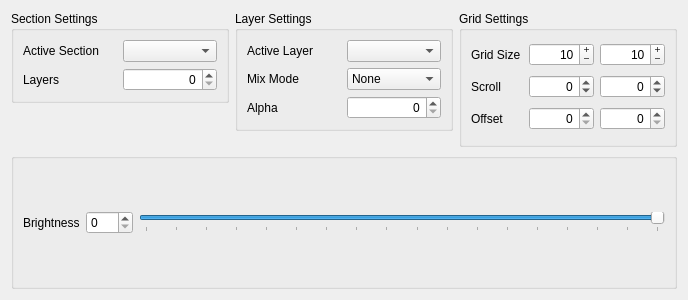
Above: src/widget/sectioncontrolwidget.ui from 8bitbuddhist/PixelMaestro-Studio before the change. Below: the same form after it.
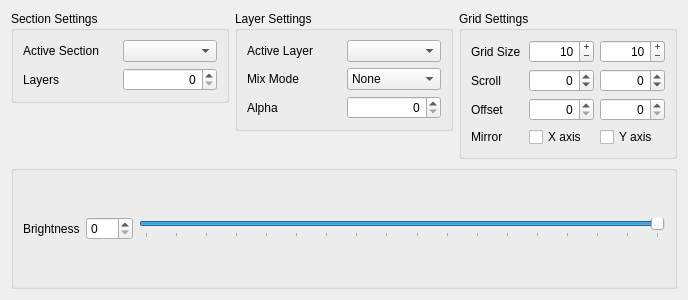
That is the form after the change.

```diff
--- a/src/widget/sectioncontrolwidget.ui
+++ b/src/widget/sectioncontrolwidget.ui
@@ -278,10 +278,31 @@
         </property>
        </widget>
       </item>
+      <item row="3" column="0">
+       <widget class="QLabel" name="mirrorLabel">
+        <property name="text">
+         <string>Mirror</string>
+        </property>
+       </widget>
+      </item>
+      <item row="3" column="1">
+       <widget class="QCheckBox" name="mirrorXCheckBox">
+        <property name="text">
+         <string>X axis</string>
+        </property>
+       </widget>
+      </item>
+      <item row="3" column="2">
+       <widget class="QCheckBox" name="mirrorYCheckBox">
+        <property name="text">
+         <string>Y axis</string>
+        </property>
+       </widget>
+      </item>
      </layout>
     </widget>
    </item>
-   <item row="1" column="0" colspan="3">
+   <item row="2" column="0" colspan="3">
     <widget class="QGroupBox" name="brightnessGroupBox">
      <property name="title">
       <string/>
```
